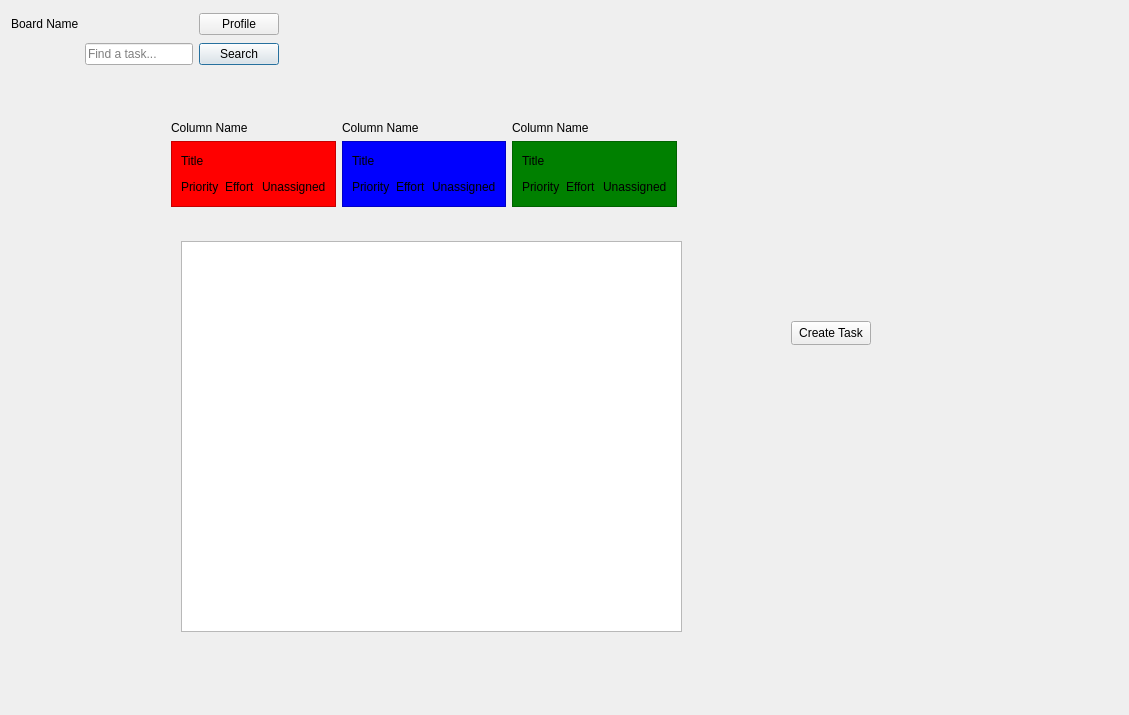
This is maindashboard.ui in BelchieBen/BenjaminBelcherAssessment as Qt 5 draws it before an edit. The edited form follows.
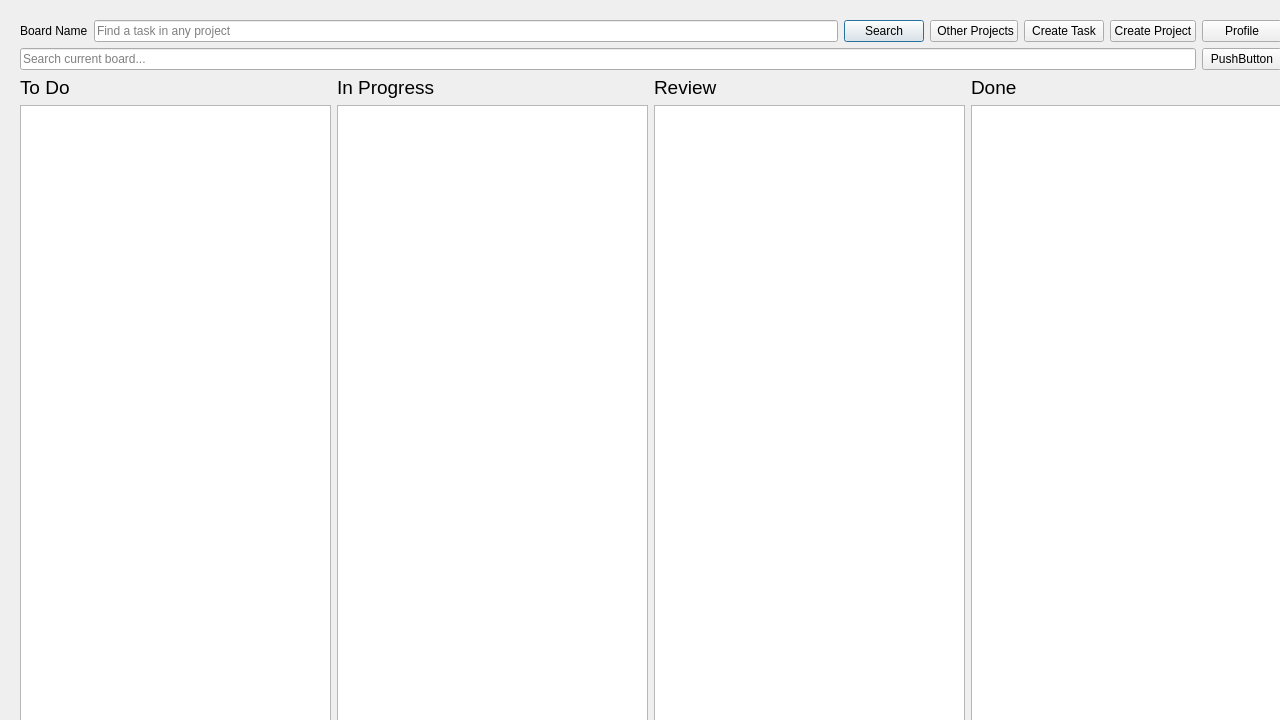
This is the edited form.

Commit message: New main dashboard layout & adding projects to db and adding a menu for task items

The edit to the form file:
```diff
--- a/maindashboard.ui
+++ b/maindashboard.ui
@@ -6,14 +6,14 @@
    <rect>
     <x>0</x>
     <y>0</y>
-    <width>1129</width>
-    <height>715</height>
+    <width>1280</width>
+    <height>720</height>
    </rect>
   </property>
   <property name="minimumSize">
    <size>
-    <width>800</width>
-    <height>600</height>
+    <width>1280</width>
+    <height>720</height>
    </size>
   </property>
   <property name="windowTitle">
@@ -22,18 +22,20 @@
   <layout class="QVBoxLayout" name="verticalLayout">
    <item>
     <widget class="QStackedWidget" name="stackedWidget">
+     <property name="minimumSize">
+      <size>
+       <width>1280</width>
+       <height>720</height>
+      </size>
+     </property>
      <widget class="QWidget" name="page">
-      <widget class="QWidget" name="layoutWidget">
-       <property name="geometry">
-        <rect>
-         <x>0</x>
-         <y>0</y>
-         <width>268</width>
-         <height>56</height>
-        </rect>
-       </property>
-       <layout class="QGridLayout" name="BoardHeader">
-        <item row="0" column="0">
+      <property name="styleSheet">
+       <string notr="true"/>
+      </property>
+      <layout class="QVBoxLayout" name="verticalLayout_6">
+       <item>
+        <layout class="QHBoxLayout" name="horizontalLayout">
+         <item>
          <widget class="QLabel" name="BoardTitle">
           <property name="sizePolicy">
            <sizepolicy hsizetype="Preferred" vsizetype="Fixed">
@@ -46,21 +48,48 @@
           </property>
          </widget>
         </item>
-        <item row="1" column="1">
+         <item>
          <widget class="QLineEdit" name="SearchBar">
+           <property name="minimumSize">
+            <size>
+             <width>500</width>
+             <height>0</height>
+            </size>
+           </property>
           <property name="placeholderText">
-           <string>Find a task...</string>
+            <string>Find a task in any project</string>
           </property>
          </widget>
         </item>
-        <item row="1" column="2">
+         <item>
          <widget class="QPushButton" name="SearchBtn">
           <property name="text">
            <string>Search</string>
           </property>
          </widget>
         </item>
-        <item row="0" column="2">
+         <item>
+          <widget class="QPushButton" name="OtherProjectsBtn">
+           <property name="text">
+            <string> Other Projects</string>
+           </property>
+          </widget>
+         </item>
+         <item>
+          <widget class="QPushButton" name="CreateTask">
+           <property name="text">
+            <string>Create Task</string>
+           </property>
+          </widget>
+         </item>
+         <item>
+          <widget class="QPushButton" name="CreateProjectBtn">
+           <property name="text">
+            <string>Create Project</string>
+           </property>
+          </widget>
+         </item>
+         <item>
          <widget class="QPushButton" name="ProfileBtn">
           <property name="text">
            <string>Profile</string>
@@ -68,243 +97,113 @@
          </widget>
         </item>
        </layout>
-      </widget>
-      <widget class="QWidget" name="layoutWidget">
-       <property name="geometry">
-        <rect>
-         <x>160</x>
-         <y>110</y>
-         <width>506</width>
-         <height>86</height>
-        </rect>
-       </property>
-       <layout class="QGridLayout" name="BoardColumns">
-        <item row="1" column="0">
-         <layout class="QVBoxLayout" name="Col1">
+       </item>
+       <item>
+        <layout class="QHBoxLayout" name="horizontalLayout_3">
+         <item>
+          <widget class="QLineEdit" name="lineEdit">
+           <property name="placeholderText">
+            <string>Search current board...</string>
+           </property>
+          </widget>
+         </item>
+         <item>
+          <widget class="QPushButton" name="pushButton">
+           <property name="text">
+            <string>PushButton</string>
+           </property>
+          </widget>
+         </item>
+        </layout>
+       </item>
           <item>
-           <widget class="QLabel" name="Col1Name">
-            <property name="sizePolicy">
-             <sizepolicy hsizetype="Preferred" vsizetype="Fixed">
-              <horstretch>0</horstretch>
-              <verstretch>0</verstretch>
-             </sizepolicy>
+        <layout class="QHBoxLayout" name="horizontalLayout_2">
+         <item>
+          <layout class="QVBoxLayout" name="verticalLayout_2">
+           <item>
+            <widget class="QLabel" name="ToDo">
+             <property name="font">
+              <font>
+               <pointsize>14</pointsize>
+              </font>
             </property>
             <property name="text">
-             <string>Column Name</string>
-            </property>
-            <property name="alignment">
-             <set>Qt::AlignLeading|Qt::AlignLeft|Qt::AlignTop</set>
-            </property>
+              <string>To Do</string>
+             </property>
            </widget>
           </item>
           <item>
-           <widget class="QFrame" name="Task">
-            <property name="styleSheet">
-             <string notr="true">QFrame{
-background-color: red;
-}</string>
-            </property>
-            <property name="frameShape">
-             <enum>QFrame::StyledPanel</enum>
-            </property>
-            <property name="frameShadow">
-             <enum>QFrame::Raised</enum>
-            </property>
+            <widget class="QListWidget" name="TaskList">
+             <property name="minimumSize">
+              <size>
+               <width>0</width>
+               <height>500</height>
+              </size>
+             </property>
+            </widget>
+           </item>
+          </layout>
+         </item>
+         <item>
             <layout class="QVBoxLayout" name="verticalLayout_3">
              <item>
-              <layout class="QGridLayout" name="gridLayout">
-               <item row="1" column="0">
-                <widget class="QLabel" name="TaskPriority">
-                 <property name="text">
-                  <string>Priority</string>
-                 </property>
-                </widget>
-               </item>
-               <item row="1" column="1">
-                <widget class="QLabel" name="TaskEffort">
+            <widget class="QLabel" name="InProgress">
+             <property name="font">
+              <font>
+               <pointsize>14</pointsize>
+              </font>
+             </property>
                  <property name="text">
-                  <string>Effort</string>
+              <string>In Progress</string>
                  </property>
                 </widget>
                </item>
-               <item row="1" column="2">
-                <widget class="QLabel" name="TaskAssignee">
-                 <property name="text">
-                  <string>Unassigned</string>
-                 </property>
-                </widget>
-               </item>
-               <item row="0" column="0" colspan="3">
-                <widget class="QLabel" name="TaskTitle">
-                 <property name="text">
-                  <string>Title</string>
-                 </property>
-                </widget>
-               </item>
-              </layout>
-             </item>
-            </layout>
-           </widget>
-          </item>
-         </layout>
-        </item>
-        <item row="1" column="2">
-         <layout class="QVBoxLayout" name="Col3">
           <item>
-           <widget class="QLabel" name="Col3Name">
-            <property name="sizePolicy">
-             <sizepolicy hsizetype="Preferred" vsizetype="Fixed">
-              <horstretch>0</horstretch>
-              <verstretch>0</verstretch>
-             </sizepolicy>
-            </property>
-            <property name="text">
-             <string>Column Name</string>
-            </property>
-           </widget>
-          </item>
-          <item>
-           <widget class="QFrame" name="frame_2">
-            <property name="styleSheet">
-             <string notr="true">QFrame{
-background-color: green;
-}</string>
-            </property>
-            <property name="frameShape">
-             <enum>QFrame::StyledPanel</enum>
-            </property>
-            <property name="frameShadow">
-             <enum>QFrame::Raised</enum>
-            </property>
-            <layout class="QVBoxLayout" name="verticalLayout_5">
-             <item>
-              <layout class="QGridLayout" name="gridLayout_3">
-               <item row="2" column="2">
-                <widget class="QLabel" name="TaskAssignee_3">
-                 <property name="text">
-                  <string>Unassigned</string>
-                 </property>
-                </widget>
-               </item>
-               <item row="2" column="0">
-                <widget class="QLabel" name="TaskPriority_3">
-                 <property name="text">
-                  <string>Priority</string>
-                 </property>
-                </widget>
-               </item>
-               <item row="2" column="1">
-                <widget class="QLabel" name="TaskEffort_3">
-                 <property name="text">
-                  <string>Effort</string>
-                 </property>
-                </widget>
-               </item>
-               <item row="0" column="0" colspan="3">
-                <widget class="QLabel" name="TaskTitle_3">
-                 <property name="text">
-                  <string>Title</string>
-                 </property>
-                </widget>
-               </item>
-              </layout>
-             </item>
-            </layout>
-           </widget>
-          </item>
-         </layout>
-        </item>
-        <item row="1" column="1">
-         <layout class="QVBoxLayout" name="Col2">
+            <widget class="QListWidget" name="InProgressList"/>
+           </item>
+          </layout>
+         </item>
           <item>
-           <widget class="QLabel" name="Col2Name">
-            <property name="sizePolicy">
-             <sizepolicy hsizetype="Preferred" vsizetype="Fixed">
-              <horstretch>0</horstretch>
-              <verstretch>0</verstretch>
-             </sizepolicy>
-            </property>
-            <property name="text">
-             <string>Column Name</string>
-            </property>
-           </widget>
-          </item>
-          <item>
-           <widget class="QFrame" name="frame">
-            <property name="styleSheet">
-             <string notr="true">QFrame{
-background-color: blue;
-}</string>
-            </property>
-            <property name="frameShape">
-             <enum>QFrame::StyledPanel</enum>
-            </property>
-            <property name="frameShadow">
-             <enum>QFrame::Raised</enum>
-            </property>
             <layout class="QVBoxLayout" name="verticalLayout_4">
              <item>
-              <layout class="QGridLayout" name="gridLayout_2">
-               <item row="1" column="0">
-                <widget class="QLabel" name="TaskPriority_2">
-                 <property name="text">
-                  <string>Priority</string>
-                 </property>
-                </widget>
-               </item>
-               <item row="1" column="1">
-                <widget class="QLabel" name="TaskEffort_2">
+            <widget class="QLabel" name="Review">
+             <property name="font">
+              <font>
+               <pointsize>14</pointsize>
+              </font>
+             </property>
                  <property name="text">
-                  <string>Effort</string>
+              <string>Review</string>
                  </property>
                 </widget>
                </item>
-               <item row="1" column="2">
-                <widget class="QLabel" name="TaskAssignee_2">
-                 <property name="text">
-                  <string>Unassigned</string>
-                 </property>
-                </widget>
-               </item>
-               <item row="0" column="0" colspan="3">
-                <widget class="QLabel" name="TaskTitle_2">
+           <item>
+            <widget class="QListWidget" name="ReviewList"/>
+           </item>
+          </layout>
+         </item>
+         <item>
+          <layout class="QVBoxLayout" name="verticalLayout_5">
+           <item>
+            <widget class="QLabel" name="Done">
+             <property name="font">
+              <font>
+               <pointsize>14</pointsize>
+              </font>
+             </property>
                  <property name="text">
-                  <string>Title</string>
+              <string>Done</string>
                  </property>
                 </widget>
                </item>
-              </layout>
-             </item>
-            </layout>
-           </widget>
+           <item>
+            <widget class="QListWidget" name="DoneList"/>
+           </item>
+          </layout>
           </item>
          </layout>
         </item>
        </layout>
-      </widget>
-      <widget class="QListWidget" name="TaskList">
-       <property name="geometry">
-        <rect>
-         <x>170</x>
-         <y>230</y>
-         <width>501</width>
-         <height>391</height>
-        </rect>
-       </property>
-      </widget>
-      <widget class="QPushButton" name="CreateTask">
-       <property name="geometry">
-        <rect>
-         <x>780</x>
-         <y>310</y>
-         <width>80</width>
-         <height>24</height>
-        </rect>
-       </property>
-       <property name="text">
-        <string>Create Task</string>
-       </property>
-      </widget>
      </widget>
      <widget class="QWidget" name="page_2"/>
     </widget>
```
Lines whose indentation alone changed are shown as unchanged. The commit also changes 10 other files.
